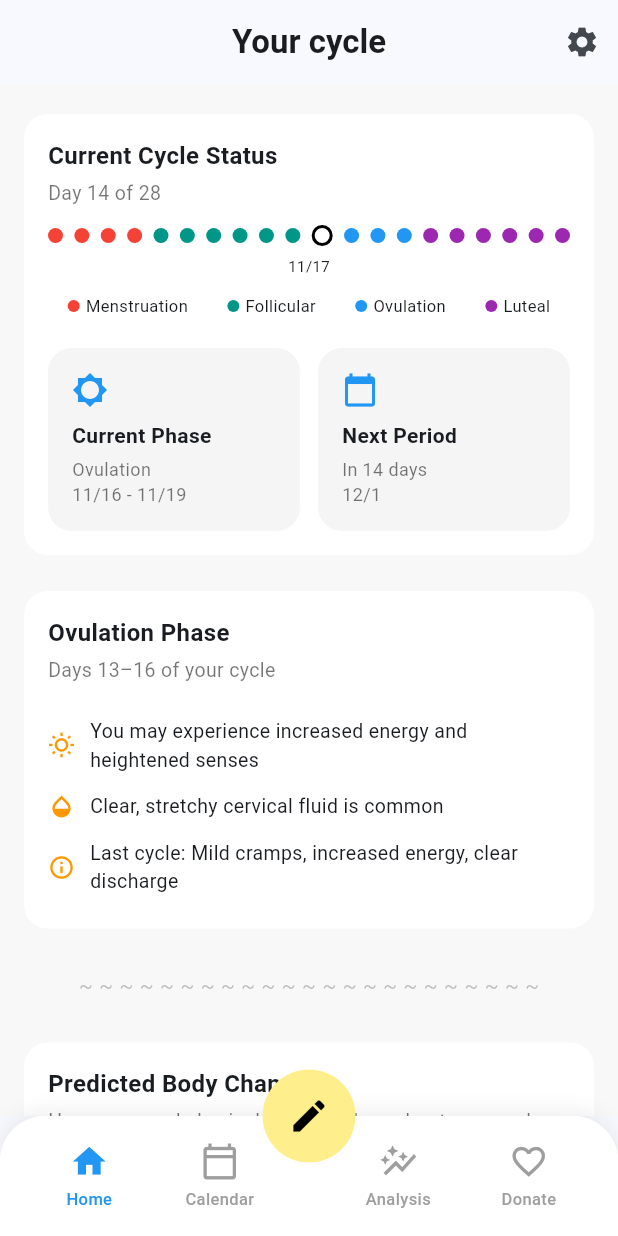
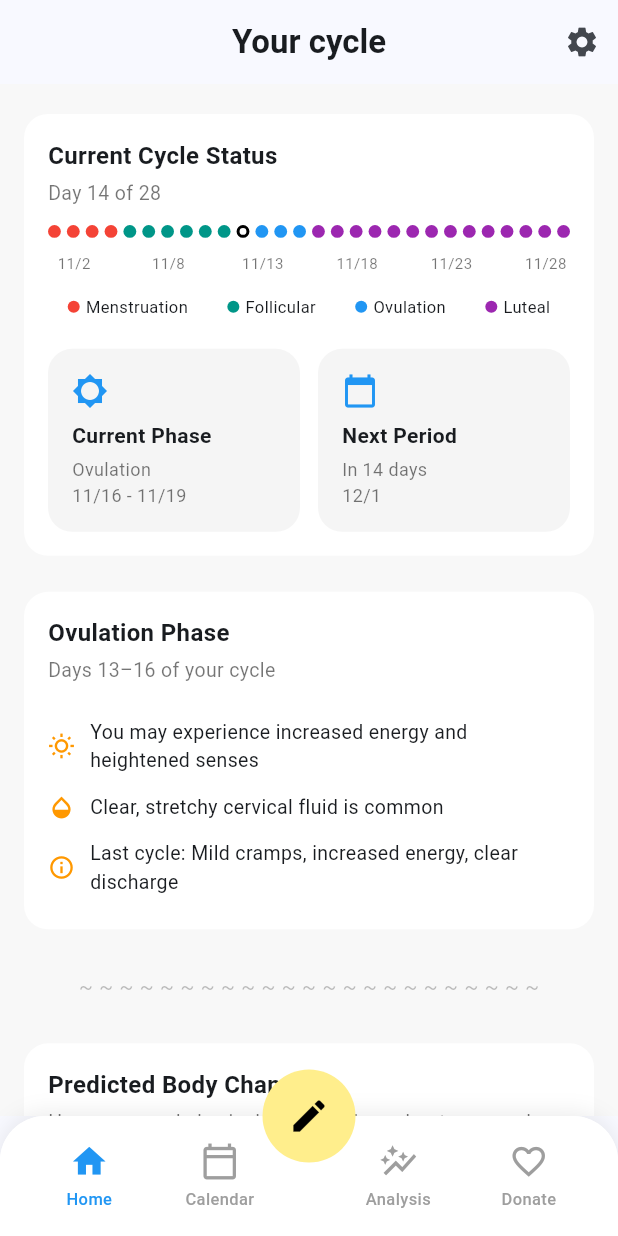
Before and after one commit to danielwparker/honeybea, a Flutter app: the screen it shows after launch, on a phone screen of 412 x 824 dp. Run offline on Flutter 3.47's test engine with Material 3 defaults, Android fonts, the phone set to English and light mode, and no system bars; our stand-ins replace fl_chart.

Commit message:
Fixed the spacing on the timeline in the Current Cycle Status section of the home page.

```diff
--- a/lib/pages/home_page.dart
+++ b/lib/pages/home_page.dart
@@ -88,6 +88,9 @@ class _CycleTimeline extends StatelessWidget {
 
   @override
   Widget build(BuildContext context) {
+    const totalDays = 28;
+    const spacing = 4.0;
+
     const menstruation = Colors.red;
     const follicular = Colors.teal;
     const ovulation = Colors.blue;
@@ -97,21 +100,75 @@ class _CycleTimeline extends StatelessWidget {
       ...List.filled(4, menstruation),
       ...List.filled(6, follicular),
       ...List.filled(4, ovulation),
-      ...List.filled(6, luteal)
+      ...List.filled(6, luteal),
+      ...List.filled(8, Colors.purple),
     ];
 
+    // Labels at: 2nd, 7th, 12th, 17th, 22nd, 27th dots
+    const labelDays = [1, 6, 11, 16, 21, 26];
+
+    return LayoutBuilder(
+      builder: (context, constraints) {
+        final maxWidth = constraints.maxWidth;
+
+        // dot size
+        double dotSize =
+            (maxWidth - (spacing * (totalDays - 1))) / totalDays;
+        dotSize = dotSize.clamp(6.0, 14.0);
+
+        // dot centers
+        final dotCenters = List.generate(totalDays, (i) {
+          return i * (dotSize + spacing) + dotSize / 2;
+        });
+
+        // label positions + texts
+        List<double> labelLefts = [];
+        List<String> labelTexts = [];
+
+        // Example cycle start date – replace with real one later
+        final DateTime start = DateTime(2024, 11, 1);
+
+        for (int i = 0; i < labelDays.length; i++) {
+          final int index = labelDays[i];
+
+          // ✅ date logic:
+          // first label: +index days
+          // other labels: +index + 1 days
+          final int extraDay = (i == 0) ? 0 : 1;
+          final DateTime date =
+          start.add(Duration(days: index + extraDay));
+          final String label = "${date.month}/${date.day}";
+
+          // measure text
+          final tp = TextPainter(
+            text: TextSpan(
+              text: label,
+              style: const TextStyle(fontSize: 10),
+            ),
+            textDirection: TextDirection.ltr,
+          )..layout();
+
+          final double labelWidth = tp.width;
+
+          // center under its dot
+          final double left = dotCenters[index] - (labelWidth / 2);
+
+          labelLefts.add(left);
+          labelTexts.add(label);
+        }
+
         return Column(
+          crossAxisAlignment: CrossAxisAlignment.start,
           children: [
-        Row(
-          mainAxisAlignment: MainAxisAlignment.spaceBetween,
-          children: List.generate(colors.length, (i) {
+            // DOTS
+            Wrap(
+              spacing: spacing,
+              children: List.generate(totalDays, (i) {
                 bool isToday = i == 10;
 
-            return Column(
-              children: [
-                Container(
-                  width: isToday ? 14 : 10,
-                  height: isToday ? 14 : 10,
+                return Container(
+                  width: dotSize,
+                  height: dotSize,
                   decoration: BoxDecoration(
                     color: isToday ? Colors.white : colors[i],
                     border: isToday
@@ -119,14 +176,34 @@ class _CycleTimeline extends StatelessWidget {
                         : null,
                     shape: BoxShape.circle,
                   ),
+                );
+              }),
+            ),
+
+            const SizedBox(height: 10),
+
+            // LABELS
+            SizedBox(
+              width: maxWidth,
+              height: 16,
+              child: Stack(
+                children: List.generate(labelDays.length, (i) {
+                  return Positioned(
+                    left: labelLefts[i],
+                    child: Text(
+                      labelTexts[i],
+                      style: const TextStyle(
+                        fontSize: 10,
+                        color: Colors.black54,
+                      ),
+                    ),
+                  );
+                }),
+              ),
             ),
           ],
         );
-          }),
-        ),
-        const SizedBox(height: 6),
-        const Text("11/17", style: TextStyle(fontSize: 10)),
-      ],
+      },
     );
   }
 }
--- a/lib/pages/journal_page.dart
+++ b/lib/pages/journal_page.dart
@@ -42,17 +42,24 @@ class _JournalPageState extends State<JournalPage> {
     return Scaffold(
       backgroundColor: const Color(0xFFF8F8F8),
       appBar: AppBar(
+        elevation: 0,
         centerTitle: true,
-        title: const Text("Period Journal"),
-        actions: [
-          IconButton(
-            icon: const Icon(Icons.settings),
-            onPressed: () =>
-                Navigator.push(context, MaterialPageRoute(builder: (_) => const SettingsPage())),
-          )
-        ],
+        backgroundColor: Colors.white,
+        leading: IconButton(
+          icon: const Icon(Icons.chevron_left, size: 30),
+          onPressed: () {
+            Navigator.pop(context); // returns to previous screen (Home)
+          },
+        ),
+        title: const Text(
+          "Period Journal",
+          style: TextStyle(
+            fontWeight: FontWeight.w600,
+            color: Colors.black,
+          ),
+        ),
+        iconTheme: const IconThemeData(color: Colors.black),
       ),
-
       body: SafeArea(
         child: SingleChildScrollView(
           padding: const EdgeInsets.all(16.0),
```
Lines whose indentation alone changed are shown as unchanged.
